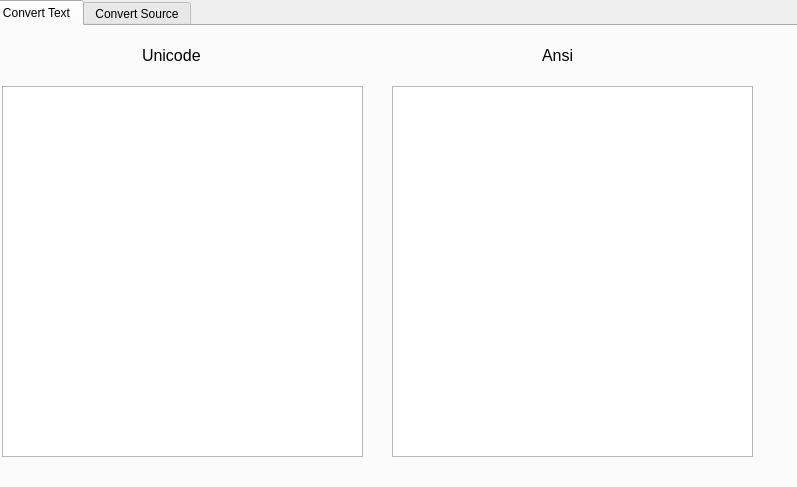
First picture: the form in internal/desktop/view/unicode_converter.ui, repository martirosharutyunyan/unicode-converter, before the edit.
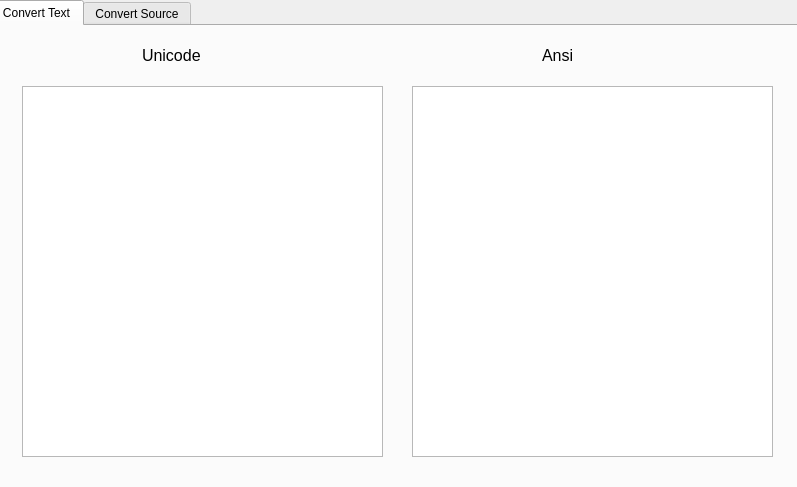
Second picture: the form after the edit. The open tabs and pages were chosen to show the change.

```diff
--- a/internal/desktop/view/unicode_converter.ui
+++ b/internal/desktop/view/unicode_converter.ui
@@ -39,7 +39,7 @@
      <widget class="QTextEdit" name="UnicodeArea">
       <property name="geometry">
        <rect>
-        <x>10</x>
+        <x>30</x>
         <y>60</y>
         <width>361</width>
         <height>371</height>
@@ -49,7 +49,7 @@
      <widget class="QTextEdit" name="AnsiArea">
       <property name="geometry">
        <rect>
-        <x>400</x>
+        <x>420</x>
         <y>60</y>
         <width>361</width>
         <height>371</height>
```
Left out of the diff: 2 changed lines with no effect on the pictures.
